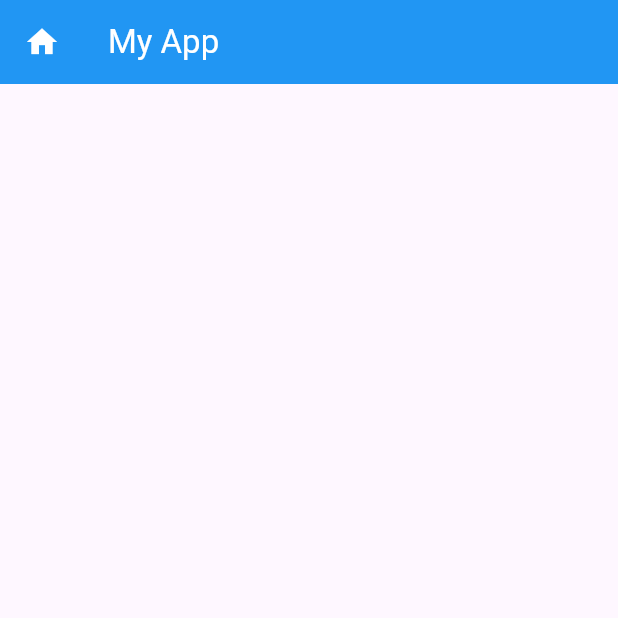
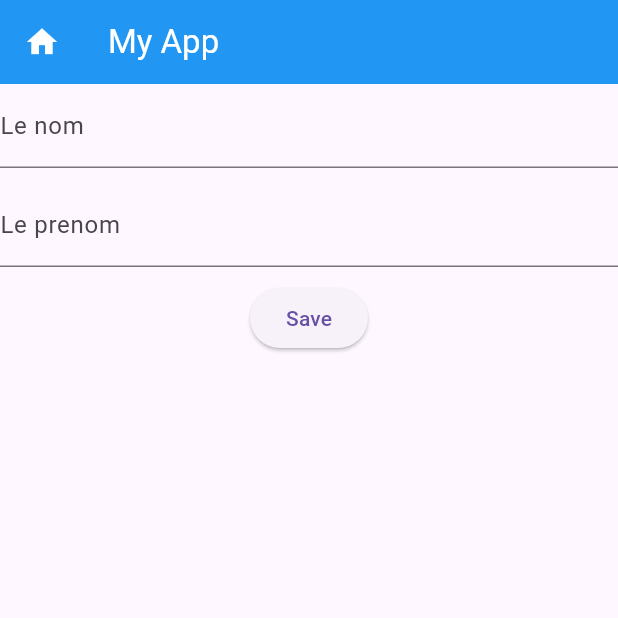
Before and after one commit to oughzal/DEVOAM_M208, a Flutter app: the screen it shows after launch, on a phone screen of 412 x 824 dp, the top half of it. Run offline on Flutter 3.47's test engine with Material 3 defaults, Android fonts, the light colour scheme and no system bars.

Commit message:
Intial Commit

```diff
--- /dev/null
+++ b/lib/User.dart
@@ -0,0 +1,7 @@
+class User{
+
+  final String nom;
+  final String prenom;
+  User({required this.nom, required this.prenom});
+
+}
--- a/lib/main.dart
+++ b/lib/main.dart
@@ -1,4 +1,7 @@
+import 'package:flutter/cupertino.dart';
 import 'package:flutter/material.dart';
+
+import 'User.dart';
 
 void main() {
   runApp(const FirstApp());
@@ -12,10 +15,17 @@ class FirstApp extends StatefulWidget {
 }
 
 class _FirstAppState extends State<FirstApp> {
+  List<User> users=[];
+
+  int _position = -1;
+
+  TextEditingController nomController = TextEditingController() ;
+  TextEditingController prenomController = TextEditingController() ;
   @override
   Widget build(BuildContext context) {
     return  MaterialApp(
       debugShowCheckedModeBanner: false,
+
       title: "Title",
       home: Scaffold(
         appBar: AppBar(
@@ -23,6 +33,73 @@ class _FirstAppState extends State<FirstApp> {
           leading: const Icon(Icons.home , color: Colors.white,),
           title: Text("My App", style: TextStyle(color: Colors.white),),
         ),
+        body: Column(
+          children: [
+            TextField(controller: nomController,
+            decoration: InputDecoration(
+              labelText: "Le nom" ,
+            ),
+            ),
+            SizedBox(
+              height: 10,
+            ),
+            TextField(controller: prenomController,
+              decoration: InputDecoration(
+                labelText: "Le prenom" ,
+              ),
+            ),
+            SizedBox(
+              height: 10,
+            ),
+
+            ElevatedButton(onPressed: (){
+              User user= User(nom : nomController.text.toString(),prenom: prenomController.text.toString());
+              if(_position == -1 ){
+                setState(() {
+                  users.add(user);
+                });
+              }else{
+                setState(() {
+                  users[_position]= user;
+                });
+
+              }
+              _position = -1;
+
+            }, child: const Text("Save"),),
+            SizedBox(
+              height: 10,
+            ),
+
+            Expanded(
+              child: ListView.builder(
+                itemCount: users.length,
+                  itemBuilder: (context,position){
+                    User user = users[position];
+                    return Row(
+                      children: [
+                        Text("${user.nom} ${user.prenom}"),
+                        ElevatedButton(onPressed: (){
+                          _position = position;
+                              setState(() {
+                            nomController.text = users[position].nom;
+                            prenomController.text = users[position].prenom;
+
+                          });
+
+                        }, child: Icon(Icons.edit)),
+                        ElevatedButton(onPressed: (){
+                          setState(() {
+                            users.removeAt(position);
+                          });
+                        }, child: Icon(Icons.delete)),
+                      ],
+                    );
+                  }
+              ),
+            )
+          ],
+        ) ,
       ),
     );
   }
```
